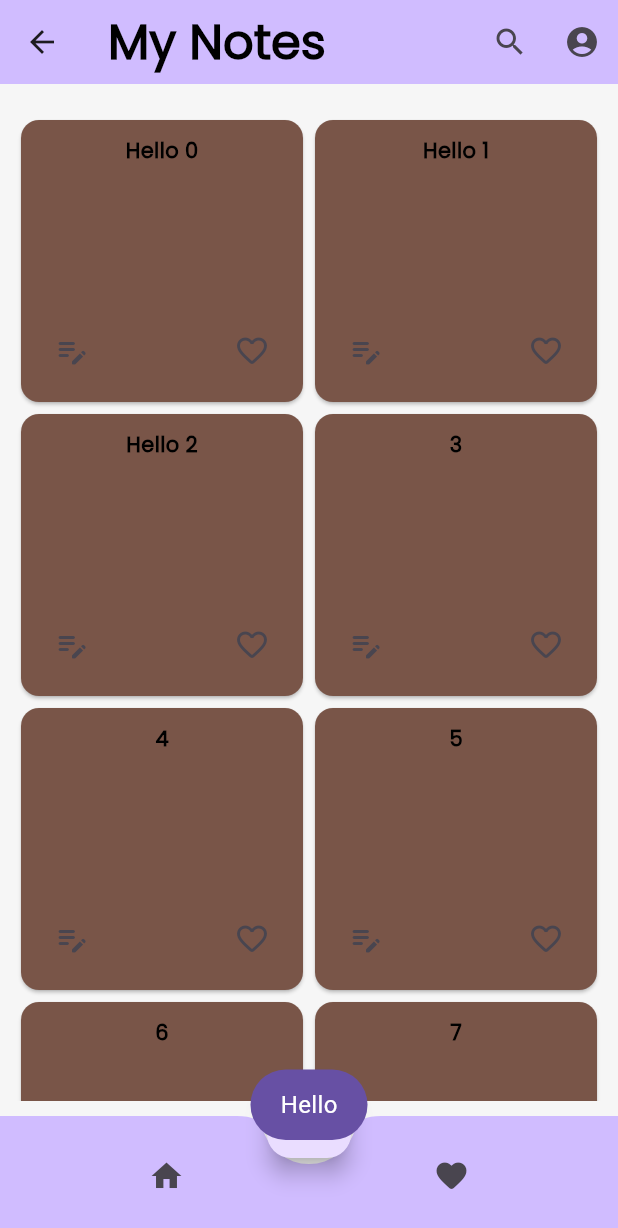
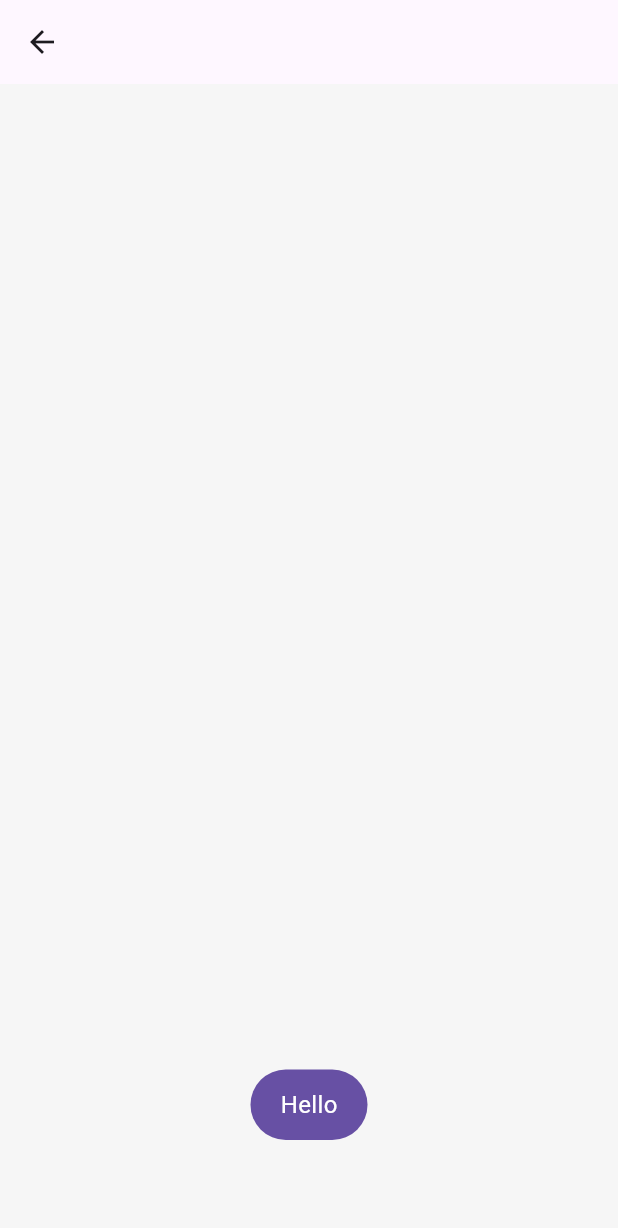
Before and after one commit to defUserName-404/mynotes-flutter, a Flutter app: the HomeView screen opened by its route, after a tap on the "add box" icon, on a phone screen of 412 x 824 dp. Shown: the top 1228 px of the screen. Run offline on Flutter 3.47's test engine with Material 3 defaults, Android fonts, the phone set to English and light mode, and no system bars; our stand-ins replace firebase_auth, firebase_core, fluttertoast, getwidget, sqflite; accounts and stored records are empty; network calls fail.

Commit message:
Added basic note editing page and deleted appbar color

```diff
--- a/lib/custom_widgets/notes_card.dart
+++ b/lib/custom_widgets/notes_card.dart
@@ -34,6 +34,11 @@ class _NotesCardState extends State<NotesCard> {
         msg: 'Edit pressed', backgroundColor: widget.note.color);
   }
 
+  void _onDeletePressed() {
+    Fluttertoast.showToast(
+        msg: 'Delete pressed', backgroundColor: widget.note.color);
+  }
+
   @override
   Widget build(BuildContext context) {
     return Card(
@@ -58,19 +63,21 @@ class _NotesCardState extends State<NotesCard> {
             Align(
               alignment: Alignment.bottomCenter,
               child: Row(
-                mainAxisAlignment: MainAxisAlignment.center,
+                mainAxisAlignment: MainAxisAlignment.spaceAround,
                 children: [
                   IconButton(
                     icon: const Icon(Icons.edit_note_rounded),
                     onPressed: _onEditPressed,
                   ),
-                  const Spacer(),
                   IconButton(
                     icon: _isFavoriteSelected
                         ? const Icon(Icons.favorite_rounded)
                         : const Icon(Icons.favorite_outline_rounded),
                     onPressed: _onLikePressed,
                   ),
+                  IconButton(
+                      onPressed: _onDeletePressed,
+                      icon: const Icon(Icons.delete))
                 ],
               ),
             ),
--- a/lib/main.dart
+++ b/lib/main.dart
@@ -6,6 +6,7 @@ import 'package:mynotes/views/home_view.dart';
 import 'package:mynotes/views/login_view.dart';
 import 'package:mynotes/views/register_view.dart';
 import 'package:mynotes/views/verify_email_view.dart';
+import 'package:mynotes/views/notes_create_or_update_view.dart';
 
 void main() {
   WidgetsFlutterBinding.ensureInitialized();
@@ -27,7 +28,8 @@ class MyNotesApp extends StatelessWidget {
         loginRoute: (context) => const LoginView(),
         registerRoute: (context) => const RegisterView(),
         verifyEmailRoute: (context) => const VerifyEmailView(),
-        homeRoute: (context) => const HomeView()
+        homeRoute: (context) => const HomeView(),
+        noteCreateOrUpdateRoute: (context) => const NotesCreateOrUpdateView(),
       },
     );
   }
--- a/lib/routing/home_page_routing.dart
+++ b/lib/routing/home_page_routing.dart
@@ -11,7 +11,6 @@ class HomePageRouting extends StatelessWidget {
   @override
   Widget build(BuildContext context) {
     return Scaffold(
-      appBar: AppBar(),
       body: FutureBuilder(
           future: AppAuthService.firebase().initialize(),
           builder: (BuildContext context, AsyncSnapshot<dynamic> snapshot) {
--- a/lib/util/constants/routes.dart
+++ b/lib/util/constants/routes.dart
@@ -2,3 +2,4 @@ const loginRoute = '/login';
 const registerRoute = '/register';
 const verifyEmailRoute = '/verify-email';
 const homeRoute = '/home';
+const noteCreateOrUpdateRoute = '/note-create-or-update';
--- a/lib/views/home_view.dart
+++ b/lib/views/home_view.dart
@@ -80,7 +80,6 @@ class _HomeViewState extends State<HomeView> {
                   'My Notes',
                   style: Theme.of(context).textTheme.headlineLarge,
                 ),
-          backgroundColor: Theme.of(context).colorScheme.inversePrimary,
           actions: [
             IconButton(
               icon: Icon(_isSearching ? Icons.close : Icons.search),
@@ -138,7 +137,6 @@ class _HomeViewState extends State<HomeView> {
                 ),
               ),
         bottomNavigationBar: BottomAppBar(
-          color: Theme.of(context).buttonTheme.colorScheme!.inversePrimary,
           shape: const CircularNotchedRectangle(),
           child: Row(
             mainAxisAlignment: MainAxisAlignment.spaceAround,
@@ -152,6 +150,9 @@ class _HomeViewState extends State<HomeView> {
         floatingActionButton: FloatingActionButton(
           onPressed: () {
             showToast('Hello', backgroundColor, textColor);
+            SchedulerBinding.instance.addPostFrameCallback((timeStamp) {
+              Navigator.of(context).pushNamed(noteCreateOrUpdateRoute);
+            });
             _notes.add(NotesCard(
                 note:
                     Note(title: "Hello", color: Colors.red, isFavorite: true)));
--- a/lib/views/login_view.dart
+++ b/lib/views/login_view.dart
@@ -68,7 +68,6 @@ class _LoginViewState extends State<LoginView> {
             'Login',
             style: Theme.of(context).textTheme.headlineSmall,
           ),
-          backgroundColor: Theme.of(context).colorScheme.inversePrimary,
         ),
         body: Container(
           padding: const EdgeInsets.symmetric(horizontal: 5, vertical: 10),
--- /dev/null
+++ b/lib/views/notes_create_or_update_view.dart
@@ -0,0 +1,19 @@
+import 'package:flutter/material.dart';
+
+class NotesCreateOrUpdateView extends StatefulWidget {
+  const NotesCreateOrUpdateView({super.key});
+
+  @override
+  State<NotesCreateOrUpdateView> createState() =>
+      _NotesCreateOrUpdateViewState();
+}
+
+class _NotesCreateOrUpdateViewState extends State<NotesCreateOrUpdateView> {
+  @override
+  Widget build(BuildContext context) {
+    return SafeArea(
+        child: Scaffold(
+      appBar: AppBar(),
+    ));
+  }
+}
--- a/lib/views/register_view.dart
+++ b/lib/views/register_view.dart
@@ -74,7 +74,6 @@ class _RegisterViewState extends State<RegisterView> {
             'Register',
             style: Theme.of(context).textTheme.headlineSmall,
           ),
-          backgroundColor: Theme.of(context).colorScheme.inversePrimary,
         ),
         body: Container(
           padding: const EdgeInsets.symmetric(horizontal: 5, vertical: 10),
--- a/lib/views/verify_email_view.dart
+++ b/lib/views/verify_email_view.dart
@@ -21,7 +21,6 @@ class _VerifyEmailViewState extends State<VerifyEmailView> {
             'Verify Email',
             style: Theme.of(context).textTheme.headlineSmall,
           ),
-          backgroundColor: Theme.of(context).colorScheme.inversePrimary,
         ),
         body: Container(
           padding: const EdgeInsets.symmetric(horizontal: 5, vertical: 20),
```
Also changed, not shown: lib/views/editing_notes_view.dart (deleted).
